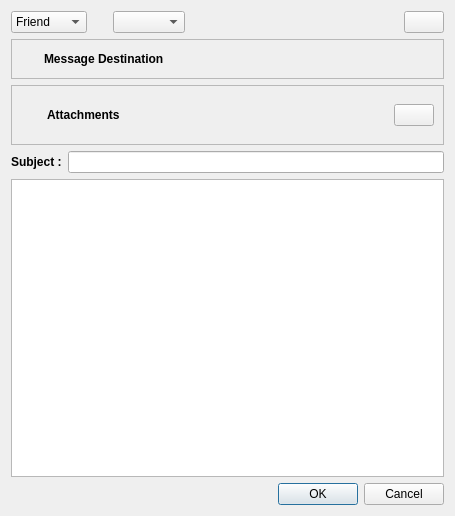
Above: retroshare-gui/src/gui/GeneralMsgDialog.ui from RetroShare/RetroShare before the change. Below: the same form after it.
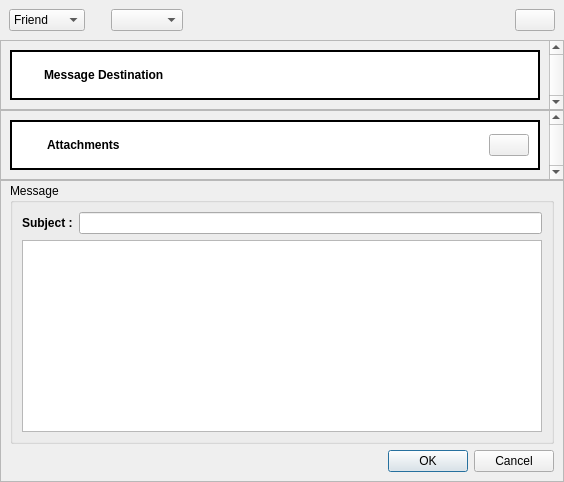
That is the form after the change. Icons and pictures are not drawn.

Commit message: improved General Message Dialog

What changed in the file:
```diff
--- a/retroshare-gui/src/gui/GeneralMsgDialog.ui
+++ b/retroshare-gui/src/gui/GeneralMsgDialog.ui
@@ -6,8 +6,8 @@
    <rect>
     <x>0</x>
     <y>0</y>
-    <width>455</width>
-    <height>516</height>
+    <width>564</width>
+    <height>482</height>
    </rect>
   </property>
   <property name="acceptDrops">
@@ -16,8 +16,31 @@
   <property name="windowTitle">
    <string>Dialog</string>
   </property>
-  <layout class="QVBoxLayout">
-   <item>
+  <property name="windowIcon">
+   <iconset resource="images.qrc">
+    <normaloff>:/images/rstray3.png</normaloff>:/images/rstray3.png</iconset>
+  </property>
+  <layout class="QGridLayout" name="gridLayout_7">
+   <property name="margin">
+    <number>0</number>
+   </property>
+   <property name="spacing">
+    <number>0</number>
+   </property>
+   <item row="0" column="0">
+    <widget class="QFrame" name="frame">
+     <property name="styleSheet">
+      <string notr="true">QFrame#frame{background-image: url(:/images/connect/connectFriendBanner.png);} 
+</string>
+     </property>
+     <property name="frameShape">
+      <enum>QFrame::NoFrame</enum>
+     </property>
+     <property name="frameShadow">
+      <enum>QFrame::Raised</enum>
+     </property>
+     <layout class="QGridLayout" name="gridLayout">
+      <item row="0" column="0">
     <layout class="QHBoxLayout">
      <item>
       <widget class="QComboBox" name="typeComboBox">
@@ -94,17 +117,48 @@
        </property>
        <property name="icon">
         <iconset resource="images.qrc">
-         <normaloff>:/images/loadcert16.png</normaloff>:/images/loadcert16.png</iconset>
-       </property>
+            <normaloff>:/images/edit_add24.png</normaloff>:/images/edit_add24.png</iconset>
+          </property>
+          <property name="iconSize">
+           <size>
+            <width>24</width>
+            <height>24</height>
+           </size>
+          </property>
       </widget>
      </item>
     </layout>
    </item>
-   <item>
+     </layout>
+    </widget>
+   </item>
+   <item row="1" column="0">
+    <widget class="QScrollArea" name="scrollArea_2">
+     <property name="verticalScrollBarPolicy">
+      <enum>Qt::ScrollBarAlwaysOn</enum>
+     </property>
+     <property name="widgetResizable">
+      <bool>true</bool>
+     </property>
+     <widget class="QWidget" name="scrollAreaWidgetContents_2">
+      <property name="geometry">
+       <rect>
+        <x>0</x>
+        <y>0</y>
+        <width>545</width>
+        <height>66</height>
+       </rect>
+      </property>
+      <layout class="QGridLayout" name="gridLayout_5">
+       <item row="0" column="0">
     <widget class="QFrame" name="destFrame">
      <property name="acceptDrops">
       <bool>true</bool>
      </property>
+         <property name="styleSheet">
+          <string notr="true">QFrame#destFrame{border: 2px solid black; 
+background: white;}</string>
+         </property>
      <property name="frameShape">
       <enum>QFrame::StyledPanel</enum>
      </property>
@@ -171,12 +225,34 @@
      </layout>
     </widget>
    </item>
-   <item>
+      </layout>
+     </widget>
+    </widget>
+   </item>
+   <item row="2" column="0">
+    <widget class="QScrollArea" name="scrollArea">
+     <property name="verticalScrollBarPolicy">
+      <enum>Qt::ScrollBarAlwaysOn</enum>
+     </property>
+     <property name="widgetResizable">
+      <bool>true</bool>
+     </property>
+     <widget class="QWidget" name="scrollAreaWidgetContents">
+      <property name="geometry">
+       <rect>
+        <x>0</x>
+        <y>0</y>
+        <width>545</width>
+        <height>76</height>
+       </rect>
+      </property>
+      <layout class="QGridLayout" name="gridLayout_4">
+       <item row="0" column="0">
     <widget class="QFrame" name="fileFrame">
      <property name="minimumSize">
       <size>
-       <width>16</width>
-       <height>60</height>
+           <width>0</width>
+           <height>0</height>
       </size>
      </property>
      <property name="acceptDrops">
@@ -185,14 +261,18 @@
      <property name="toolTip">
       <string>Drag and Drop Files from Search Results</string>
      </property>
+         <property name="styleSheet">
+          <string notr="true">QFrame#fileFrame{border: 2px solid black; 
+background: white;}</string>
+         </property>
      <property name="frameShape">
       <enum>QFrame::StyledPanel</enum>
      </property>
      <property name="frameShadow">
       <enum>QFrame::Raised</enum>
      </property>
-     <layout class="QVBoxLayout" name="verticalLayout">
-      <item>
+         <layout class="QGridLayout" name="gridLayout_3">
+          <item row="0" column="0">
        <layout class="QHBoxLayout" name="horizontalLayout">
         <item>
          <widget class="QLabel" name="label_3">
@@ -248,6 +328,18 @@
         </item>
         <item>
          <widget class="QPushButton" name="addFileButton">
+              <property name="sizePolicy">
+               <sizepolicy hsizetype="Fixed" vsizetype="Fixed">
+                <horstretch>0</horstretch>
+                <verstretch>0</verstretch>
+               </sizepolicy>
+              </property>
+              <property name="minimumSize">
+               <size>
+                <width>24</width>
+                <height>0</height>
+               </size>
+              </property>
           <property name="text">
            <string/>
           </property>
@@ -255,6 +347,12 @@
            <iconset resource="images.qrc">
             <normaloff>:/images/add-share24.png</normaloff>:/images/add-share24.png</iconset>
           </property>
+              <property name="iconSize">
+               <size>
+                <width>24</width>
+                <height>24</height>
+               </size>
+              </property>
          </widget>
         </item>
        </layout>
@@ -262,7 +360,29 @@
      </layout>
     </widget>
    </item>
-   <item>
+      </layout>
+     </widget>
+    </widget>
+   </item>
+   <item row="3" column="0">
+    <widget class="QFrame" name="frame_2">
+     <property name="frameShape">
+      <enum>QFrame::StyledPanel</enum>
+     </property>
+     <property name="frameShadow">
+      <enum>QFrame::Raised</enum>
+     </property>
+     <layout class="QGridLayout" name="gridLayout_6">
+      <property name="topMargin">
+       <number>2</number>
+      </property>
+      <item row="0" column="0">
+       <widget class="QGroupBox" name="groupBox">
+        <property name="title">
+         <string>Message</string>
+        </property>
+        <layout class="QGridLayout" name="gridLayout_2">
+         <item row="0" column="0">
     <layout class="QHBoxLayout">
      <item>
       <widget class="QLabel" name="label_5">
@@ -282,10 +402,13 @@
      </item>
     </layout>
    </item>
-   <item>
+         <item row="1" column="0">
     <widget class="QTextEdit" name="msgEdit"/>
    </item>
-   <item>
+        </layout>
+       </widget>
+      </item>
+      <item row="1" column="0">
     <widget class="QDialogButtonBox" name="buttonBox">
      <property name="orientation">
       <enum>Qt::Horizontal</enum>
@@ -293,6 +416,9 @@
      <property name="standardButtons">
       <set>QDialogButtonBox::Cancel|QDialogButtonBox::Ok</set>
      </property>
+       </widget>
+      </item>
+     </layout>
     </widget>
    </item>
   </layout>
```
Left out of the diff: 2 changed lines with no effect on the pictures. Lines whose indentation alone changed are shown as unchanged.
